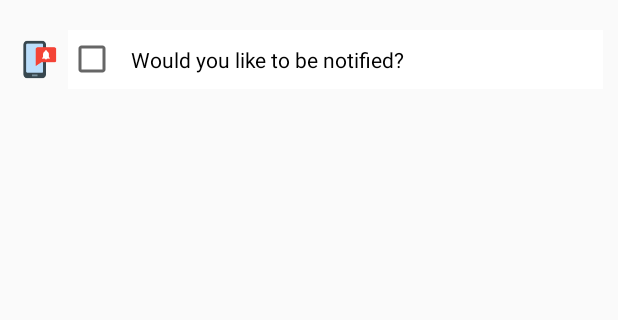
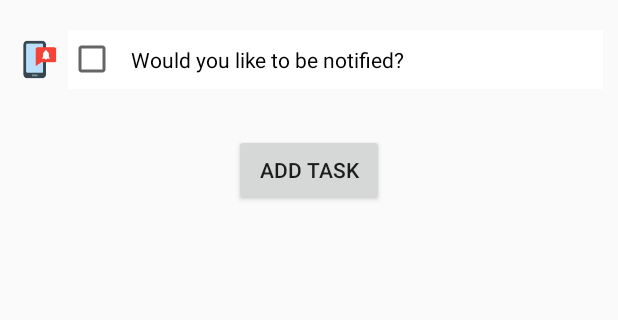
Before and after one commit to jaikherajani/ToDo, an Android app: the screen it shows after launch (AddTask), after a tap on an icon or button, on a phone screen of 412 x 824 dp, the part 427-747 px from its top. Run offline under Robolectric (Android 15) with nearby library versions, the phone set to English and light mode, and no system bars; our stand-ins replace Room's generated code.

Commit message:
Milestone : DB working with 1 field, background hidden when adapter has items, RecyclerView implemented.

```diff
--- a/app/src/main/java/com/example/myapplication/AddTask.java
+++ b/app/src/main/java/com/example/myapplication/AddTask.java
@@ -1,14 +1,15 @@
 package com.example.myapplication;
 
-import androidx.annotation.NonNull;
+import android.app.DatePickerDialog;
+import android.content.Intent;
+import android.os.Bundle;
+import android.view.View;
+import android.widget.Button;
+import android.widget.DatePicker;
+import android.widget.TextView;
+
 import androidx.appcompat.app.AppCompatActivity;
 import androidx.appcompat.widget.Toolbar;
-
-import android.app.DatePickerDialog;
-import android.os.Bundle;
-import android.view.View;
-import android.widget.DatePicker;
-import android.widget.TextView;
 
 import java.text.SimpleDateFormat;
 import java.util.Calendar;
@@ -16,8 +17,9 @@ import java.util.Locale;
 
 public class AddTask extends AppCompatActivity {
 
-    TextView when;
+    TextView what, when;
     Calendar myCalendar;
+    Button addbtn;
 
     @Override
     protected void onCreate(Bundle savedInstanceState) {
@@ -36,6 +38,8 @@ public class AddTask extends AppCompatActivity {
         overridePendingTransition(android.R.anim.fade_in,android.R.anim.fade_out);
 
         myCalendar = Calendar.getInstance();
+
+        what = findViewById(R.id.what);
 
         when= findViewById(R.id.when);
 
@@ -62,6 +66,20 @@ public class AddTask extends AppCompatActivity {
             }
         });
 
+        addbtn = findViewById(R.id.addbtn);
+
+        addbtn.setOnClickListener(new View.OnClickListener() {
+            @Override
+            public void onClick(View view) {
+                Intent replyIntent = new Intent();
+                String task1 = what.getText().toString();
+                replyIntent.putExtra("task", task1);
+                System.out.println("AddTask.java - " + task1);
+                setResult(RESULT_OK, replyIntent);
+                finish();
+            }
+        });
+
     }
 
     @Override
--- a/app/src/main/java/com/example/myapplication/MainActivity.java
+++ b/app/src/main/java/com/example/myapplication/MainActivity.java
@@ -1,29 +1,32 @@
 package com.example.myapplication;
 
-import androidx.annotation.NonNull;
-import androidx.appcompat.app.AppCompatActivity;
-import androidx.appcompat.widget.Toolbar;
-
-import android.app.ActivityOptions;
 import android.content.Intent;
-import android.content.res.Resources;
-import android.graphics.Bitmap;
-import android.graphics.BitmapFactory;
-import android.media.Image;
 import android.os.Bundle;
-import android.transition.Explode;
 import android.view.Menu;
 import android.view.MenuItem;
 import android.view.View;
 import android.widget.TextView;
-import android.widget.Toast;
+
+import androidx.annotation.NonNull;
+import androidx.annotation.Nullable;
+import androidx.appcompat.app.AppCompatActivity;
+import androidx.appcompat.widget.Toolbar;
+import androidx.coordinatorlayout.widget.CoordinatorLayout;
+import androidx.lifecycle.Observer;
+import androidx.lifecycle.ViewModelProviders;
+import androidx.recyclerview.widget.LinearLayoutManager;
+import androidx.recyclerview.widget.RecyclerView;
 
 import com.google.android.material.floatingactionbutton.FloatingActionButton;
 
+import java.util.List;
+
 public class MainActivity extends AppCompatActivity {
 
-    TextView toolbar_title;
-    FloatingActionButton addTask;
+    private TextView toolbar_title;
+    private FloatingActionButton addTask;
+    private TaskViewModel TaskViewModel;
+    private CoordinatorLayout clayout;
 
     @Override
     protected void onCreate(Bundle savedInstanceState) {
@@ -40,14 +43,36 @@ public class MainActivity extends AppCompatActivity {
 
         addTask = findViewById(R.id.add_task);
 
+        clayout = findViewById(R.id.clayout);
+
         addTask.setOnClickListener(new View.OnClickListener() {
             @Override
             public void onClick(View view) {
                 Intent intent = new Intent(view.getContext(),AddTask.class);
-                startActivity(intent);
+                startActivityForResult(intent, 1);
             }
         });
         overridePendingTransition(android.R.anim.fade_in,android.R.anim.fade_out);
+
+        RecyclerView recyclerView = findViewById(R.id.recyclerview);
+        final TaskListAdapter adapter = new TaskListAdapter(this);
+        recyclerView.setAdapter(adapter);
+        recyclerView.setLayoutManager(new LinearLayoutManager(this));
+
+        TaskViewModel = ViewModelProviders.of(this).get(TaskViewModel.class);
+
+        TaskViewModel.getAllTasks().observe(this, new Observer<List<Task>>() {
+            @Override
+            public void onChanged(List<Task> tasks) {
+                // Update the cached copy of the tasks in the adapter.
+                adapter.setTasks(tasks);
+                if (adapter.getItemCount() != 0) {
+                    clayout.setBackground(null);
+                } else {
+                    clayout.setBackground(getDrawable(R.drawable.bg));
+                }
+            }
+        });
     }
 
     @Override
@@ -67,4 +92,14 @@ public class MainActivity extends AppCompatActivity {
         }
         return super.onOptionsItemSelected(item);
     }
+
+    @Override
+    protected void onActivityResult(int requestCode, int resultCode, @Nullable Intent data) {
+        super.onActivityResult(requestCode, resultCode, data);
+        if (data != null) {
+            Task task = new Task(0, data.getStringExtra("task"), null, null, null, 0);
+            TaskViewModel.insert(task);
+            System.out.println("MAinActivity : " + task.getTask());
+        }
+    }
 }
--- /dev/null
+++ b/app/src/main/java/com/example/myapplication/TaskDAO.java
@@ -0,0 +1,24 @@
+package com.example.myapplication;
+
+import androidx.lifecycle.LiveData;
+import androidx.room.Dao;
+import androidx.room.Insert;
+import androidx.room.Query;
+
+import java.util.List;
+
+@Dao
+public interface TaskDAO {
+
+    @Insert
+    void insert(Task task);
+
+    @Query("DELETE FROM tasks")
+    void deleteAll();
+
+    @Query("SELECT * from tasks ORDER BY task_id ASC")
+    LiveData<List<Task>> getAllTasks();
+
+    @Query("SELECT * from tasks ORDER BY priority ASC")
+    List<Task> getAllTasksByPriority();
+}
--- /dev/null
+++ b/app/src/main/java/com/example/myapplication/TaskListAdapter.java
@@ -0,0 +1,61 @@
+package com.example.myapplication;
+
+import android.content.Context;
+import android.view.LayoutInflater;
+import android.view.View;
+import android.view.ViewGroup;
+import android.widget.TextView;
+
+import androidx.recyclerview.widget.RecyclerView;
+
+import java.util.List;
+
+public class TaskListAdapter extends RecyclerView.Adapter<TaskListAdapter.TaskViewHolder> {
+
+    private final LayoutInflater mInflater;
+    private List<Task> mTasks; // Cached copy of Tasks
+
+    TaskListAdapter(Context context) {
+        mInflater = LayoutInflater.from(context);
+    }
+
+    @Override
+    public TaskViewHolder onCreateViewHolder(ViewGroup parent, int viewType) {
+        View itemView = mInflater.inflate(R.layout.recyclerview_item, parent, false);
+        return new TaskViewHolder(itemView);
+    }
+
+    @Override
+    public void onBindViewHolder(TaskViewHolder holder, int position) {
+        if (mTasks != null) {
+            Task current = mTasks.get(position);
+            holder.TaskItemView.setText(current.getTask());
+        } else {
+            // Covers the case of data not being ready yet.
+            holder.TaskItemView.setText("No Task");
+        }
+    }
+
+    void setTasks(List<Task> Tasks) {
+        mTasks = Tasks;
+        notifyDataSetChanged();
+    }
+
+    // getItemCount() is called many times, and when it is first called,
+    // mTasks has not been updated (means initially, it's null, and we can't return null).
+    @Override
+    public int getItemCount() {
+        if (mTasks != null)
+            return mTasks.size();
+        else return 0;
+    }
+
+    class TaskViewHolder extends RecyclerView.ViewHolder {
+        private final TextView TaskItemView;
+
+        private TaskViewHolder(View itemView) {
+            super(itemView);
+            TaskItemView = itemView.findViewById(R.id.textView);
+        }
+    }
+}
--- /dev/null
+++ b/app/src/main/java/com/example/myapplication/TaskViewModel.java
@@ -0,0 +1,30 @@
+package com.example.myapplication;
+
+import android.app.Application;
+
+import androidx.lifecycle.AndroidViewModel;
+import androidx.lifecycle.LiveData;
+
+import java.util.List;
+
+public class TaskViewModel extends AndroidViewModel {
+
+    private TasksRepository mRepository;
+
+    private LiveData<List<Task>> tasks;
+
+    public TaskViewModel(Application application) {
+        super(application);
+        mRepository = new TasksRepository(application);
+        tasks = mRepository.getAllTasks();
+    }
+
+    LiveData<List<Task>> getAllTasks() {
+        return tasks;
+    }
+
+    public void insert(Task task) {
+        mRepository.insert(task);
+    }
+
+}
--- /dev/null
+++ b/app/src/main/java/com/example/myapplication/TasksRepository.java
@@ -0,0 +1,45 @@
+package com.example.myapplication;
+
+import android.app.Application;
+import android.os.AsyncTask;
+
+import androidx.lifecycle.LiveData;
+
+import java.util.List;
+
+public class TasksRepository {
+
+    private TaskDAO mTaskDAO;
+    private LiveData<List<Task>> mAllTasks;
+
+    TasksRepository(Application application) {
+        TasksRoomDatabase db = TasksRoomDatabase.getDatabase(application);
+        mTaskDAO = db.taskdao();
+        mAllTasks = mTaskDAO.getAllTasks();
+    }
+
+    LiveData<List<Task>> getAllTasks() {
+        return mAllTasks;
+    }
+
+
+    public void insert(Task Task) {
+        new insertAsyncTask(mTaskDAO).execute(Task);
+    }
+
+    private static class insertAsyncTask extends AsyncTask<Task, Void, Void> {
+
+        private TaskDAO mAsyncTaskDao;
+
+        insertAsyncTask(TaskDAO dao) {
+            mAsyncTaskDao = dao;
+        }
+
+        @Override
+        protected Void doInBackground(final Task... params) {
+            mAsyncTaskDao.insert(params[0]);
+            System.out.println("TasksRepository " + params[0].getTask());
+            return null;
+        }
+    }
+}
--- /dev/null
+++ b/app/src/main/java/com/example/myapplication/TasksRoomDatabase.java
@@ -0,0 +1,29 @@
+package com.example.myapplication;
+
+import android.content.Context;
+
+import androidx.room.Database;
+import androidx.room.Room;
+import androidx.room.RoomDatabase;
+
+@Database(entities = {Task.class}, version = 1)
+public abstract class TasksRoomDatabase extends RoomDatabase {
+
+    private static volatile TasksRoomDatabase INSTANCE;
+
+    static TasksRoomDatabase getDatabase(final Context context) {
+        if (INSTANCE == null) {
+            synchronized (TasksRoomDatabase.class) {
+                if (INSTANCE == null) {
+                    // Create database here
+                    INSTANCE = Room.databaseBuilder(context.getApplicationContext(),
+                            TasksRoomDatabase.class, "task_database")
+                            .build();
+                }
+            }
+        }
+        return INSTANCE;
+    }
+
+    public abstract TaskDAO taskdao();
+}
--- a/app/src/main/res/layout/activity_add_task.xml
+++ b/app/src/main/res/layout/activity_add_task.xml
@@ -133,5 +133,13 @@
 
     </LinearLayout>
 
+    <Button
+        android:id="@+id/addbtn"
+        android:layout_width="100dp"
+        android:layout_height="wrap_content"
+        android:layout_gravity="center_horizontal"
+        android:layout_margin="20dp"
+        android:text="Add task" />
+
 
 </LinearLayout>
```
Also changed, not shown: app/src/main/java/com/example/myapplication/Task.java (added, +100 -0 lines), app/src/main/res/layout/activity_main.xml (+12 -0 lines), app/src/main/res/layout/recyclerview_item.xml (added, +14 -0 lines).
